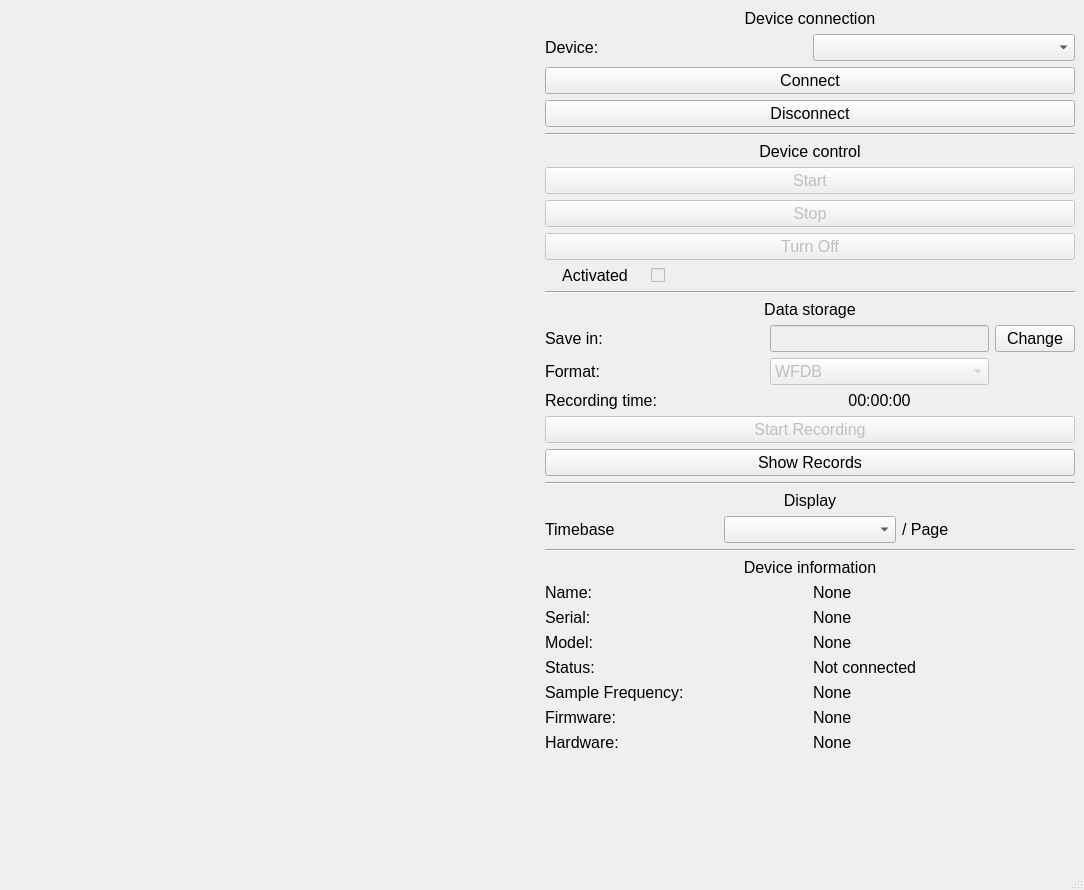
Before: the Qt Designer form ui/main_window.ui in mcsltd/mcs-inRat-monitor, drawn with Qt 5.
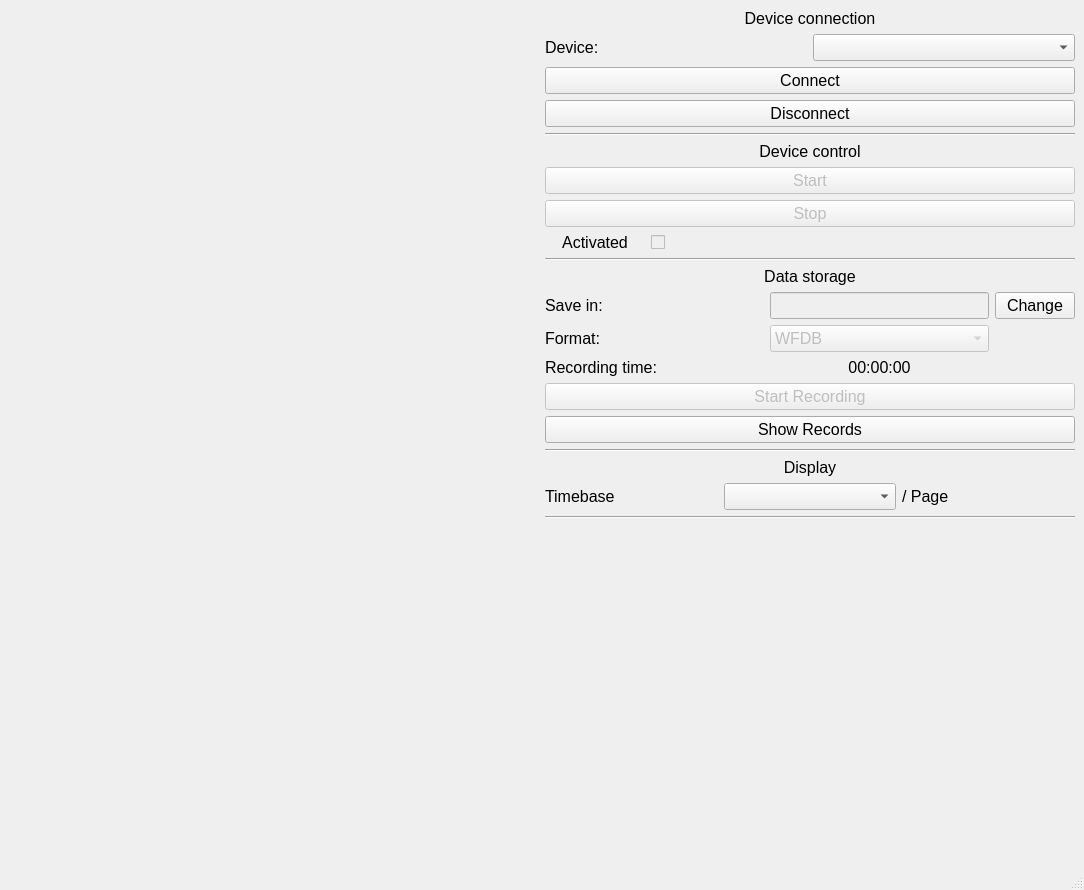
After: the same form once the commit is applied. Custom widgets are drawn as their Qt base class.

Diff of the .ui file:
```diff
--- a/ui/main_window.ui
+++ b/ui/main_window.ui
@@ -133,21 +133,6 @@
         </property>
        </widget>
       </item>
-      <item>
-       <widget class="QPushButton" name="pushButtonTurnOff">
-        <property name="enabled">
-         <bool>false</bool>
-        </property>
-        <property name="font">
-         <font>
-          <pointsize>12</pointsize>
-         </font>
-        </property>
-        <property name="text">
-         <string>Turn Off</string>
-        </property>
-       </widget>
-      </item>
       <item>
        <layout class="QFormLayout" name="formLayout">
         <item row="0" column="0">
@@ -468,193 +453,6 @@
         </property>
        </widget>
       </item>
-      <item>
-       <widget class="QLabel" name="labelDeviceInformation">
-        <property name="font">
-         <font>
-          <pointsize>12</pointsize>
-         </font>
-        </property>
-        <property name="text">
-         <string>Device information</string>
-        </property>
-        <property name="alignment">
-         <set>Qt::AlignmentFlag::AlignCenter</set>
-        </property>
-       </widget>
-      </item>
-      <item>
-       <layout class="QGridLayout" name="gridLayout_5">
-        <item row="4" column="1">
-         <widget class="QLabel" name="labelSFValue">
-          <property name="font">
-           <font>
-            <pointsize>12</pointsize>
-           </font>
-          </property>
-          <property name="text">
-           <string>None</string>
-          </property>
-         </widget>
-        </item>
-        <item row="3" column="0">
-         <widget class="QLabel" name="labelStatus">
-          <property name="font">
-           <font>
-            <pointsize>12</pointsize>
-           </font>
-          </property>
-          <property name="text">
-           <string>Status:</string>
-          </property>
-         </widget>
-        </item>
-        <item row="1" column="1">
-         <widget class="QLabel" name="labelSerialNumberValue">
-          <property name="font">
-           <font>
-            <pointsize>12</pointsize>
-           </font>
-          </property>
-          <property name="text">
-           <string>None</string>
-          </property>
-         </widget>
-        </item>
-        <item row="5" column="0">
-         <widget class="QLabel" name="labelFirmware">
-          <property name="font">
-           <font>
-            <pointsize>12</pointsize>
-           </font>
-          </property>
-          <property name="text">
-           <string>Firmware:</string>
-          </property>
-         </widget>
-        </item>
-        <item row="2" column="1">
-         <widget class="QLabel" name="labelModelValue">
-          <property name="font">
-           <font>
-            <pointsize>12</pointsize>
-           </font>
-          </property>
-          <property name="text">
-           <string>None</string>
-          </property>
-         </widget>
-        </item>
-        <item row="0" column="0">
-         <widget class="QLabel" name="labelName">
-          <property name="font">
-           <font>
-            <pointsize>12</pointsize>
-           </font>
-          </property>
-          <property name="text">
-           <string>Name:</string>
-          </property>
-         </widget>
-        </item>
-        <item row="0" column="1">
-         <widget class="QLabel" name="labelNameValue">
-          <property name="font">
-           <font>
-            <pointsize>12</pointsize>
-           </font>
-          </property>
-          <property name="text">
-           <string>None</string>
-          </property>
-         </widget>
-        </item>
-        <item row="4" column="0">
-         <widget class="QLabel" name="labelSF">
-          <property name="font">
-           <font>
-            <pointsize>12</pointsize>
-           </font>
-          </property>
-          <property name="text">
-           <string>Sample Frequency:</string>
-          </property>
-         </widget>
-        </item>
-        <item row="2" column="0">
-         <widget class="QLabel" name="labelModel">
-          <property name="font">
-           <font>
-            <pointsize>12</pointsize>
-           </font>
-          </property>
-          <property name="text">
-           <string>Model:</string>
-          </property>
-         </widget>
-        </item>
-        <item row="3" column="1">
-         <widget class="QLabel" name="labelStatusValue">
-          <property name="font">
-           <font>
-            <pointsize>12</pointsize>
-           </font>
-          </property>
-          <property name="text">
-           <string>Not connected</string>
-          </property>
-         </widget>
-        </item>
-        <item row="1" column="0">
-         <widget class="QLabel" name="labelSerialNumber">
-          <property name="font">
-           <font>
-            <pointsize>12</pointsize>
-           </font>
-          </property>
-          <property name="text">
-           <string>Serial:</string>
-          </property>
-         </widget>
-        </item>
-        <item row="6" column="0">
-         <widget class="QLabel" name="labelHardware">
-          <property name="font">
-           <font>
-            <pointsize>12</pointsize>
-           </font>
-          </property>
-          <property name="text">
-           <string>Hardware:</string>
-          </property>
-         </widget>
-        </item>
-        <item row="5" column="1">
-         <widget class="QLabel" name="labelFirmwareValue">
-          <property name="font">
-           <font>
-            <pointsize>12</pointsize>
-           </font>
-          </property>
-          <property name="text">
-           <string>None</string>
-          </property>
-         </widget>
-        </item>
-        <item row="6" column="1">
-         <widget class="QLabel" name="labelHardwareValue">
-          <property name="font">
-           <font>
-            <pointsize>12</pointsize>
-           </font>
-          </property>
-          <property name="text">
-           <string>None</string>
-          </property>
-         </widget>
-        </item>
-       </layout>
-      </item>
       <item>
        <spacer name="verticalSpacer">
         <property name="orientation">
```
Left out of the diff: 2 changed lines with no effect on the pictures.
